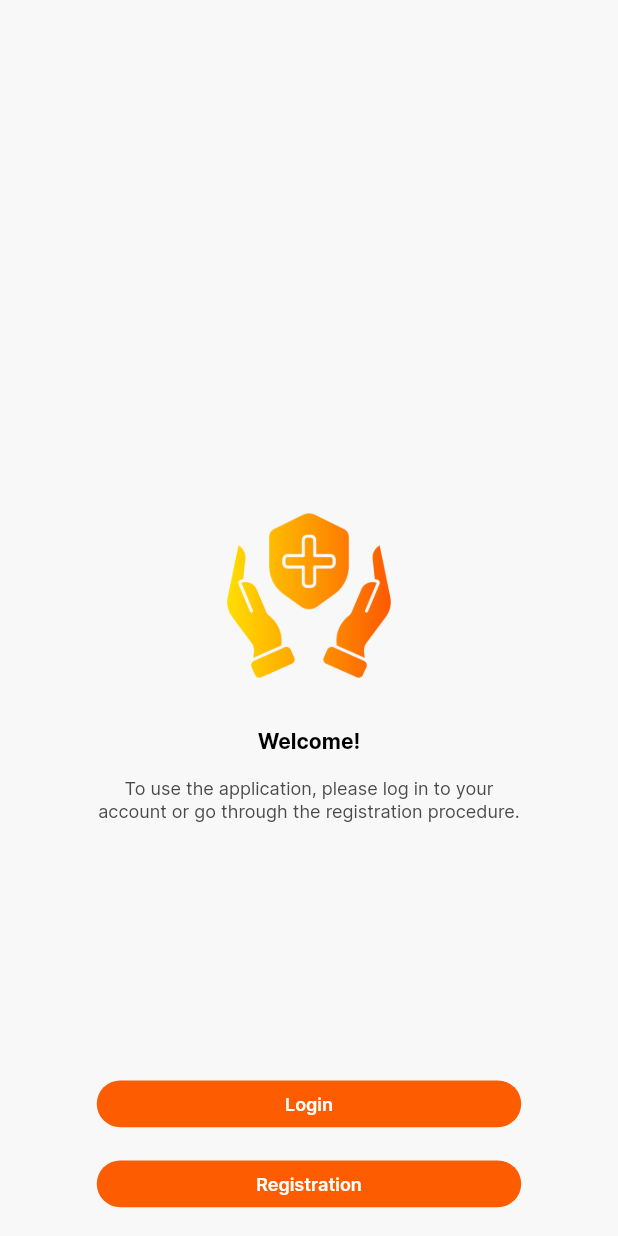
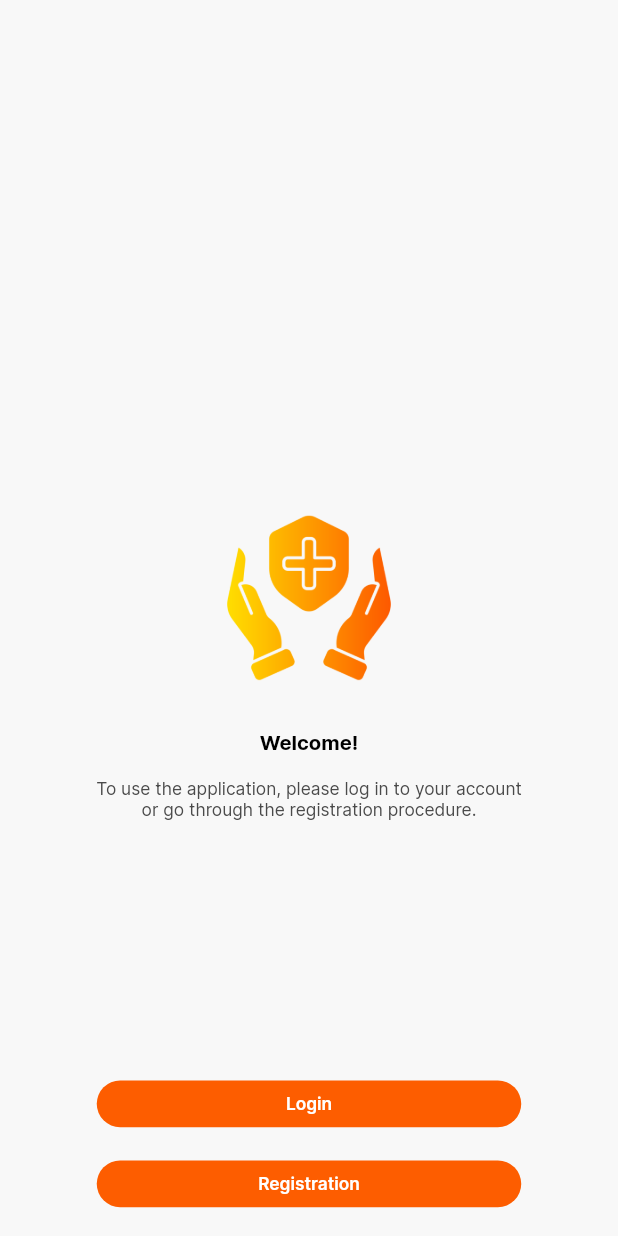
Before and after one commit to Lokki16/insurance_company_automation, a Flutter app: the screen it shows after launch, on a phone screen of 412 x 824 dp. Run offline on Flutter 3.47's test engine with Material 2 defaults, Android fonts, the phone set to English and light mode, and no system bars; our stand-ins replace cached_network_image, equatable, flutter_screenutil, formz, get.

Commit message:
Update app.dart

```diff
--- a/lib/app.dart
+++ b/lib/app.dart
@@ -11,7 +11,11 @@ class InsuranceApp extends StatelessWidget {
         ThemeSizeStyle.screenHeight,
       ),
       builder: (context, child) => GetMaterialApp(
-        debugShowCheckedModeBanner: Constants.showModeBanner,
+        builder: (context, child) => MediaQuery(
+          data: MediaQuery.of(context).copyWith(textScaleFactor: 1.0.sp),
+          child: child!,
+        ),
+        navigatorKey: Get.key,
         title: Constants.appTitle,
         theme: InsuranceAppTheme.lightTheme,
         darkTheme: InsuranceAppTheme.darkTheme,
@@ -20,6 +24,7 @@ class InsuranceApp extends StatelessWidget {
         fallbackLocale: Locales().enLocale,
         routes: AppRoutes.getRoutes,
         initialRoute: AppRoutes.routeToWelcomePage,
+        debugShowCheckedModeBanner: Constants.showModeBanner,
       ),
     );
   }
```
